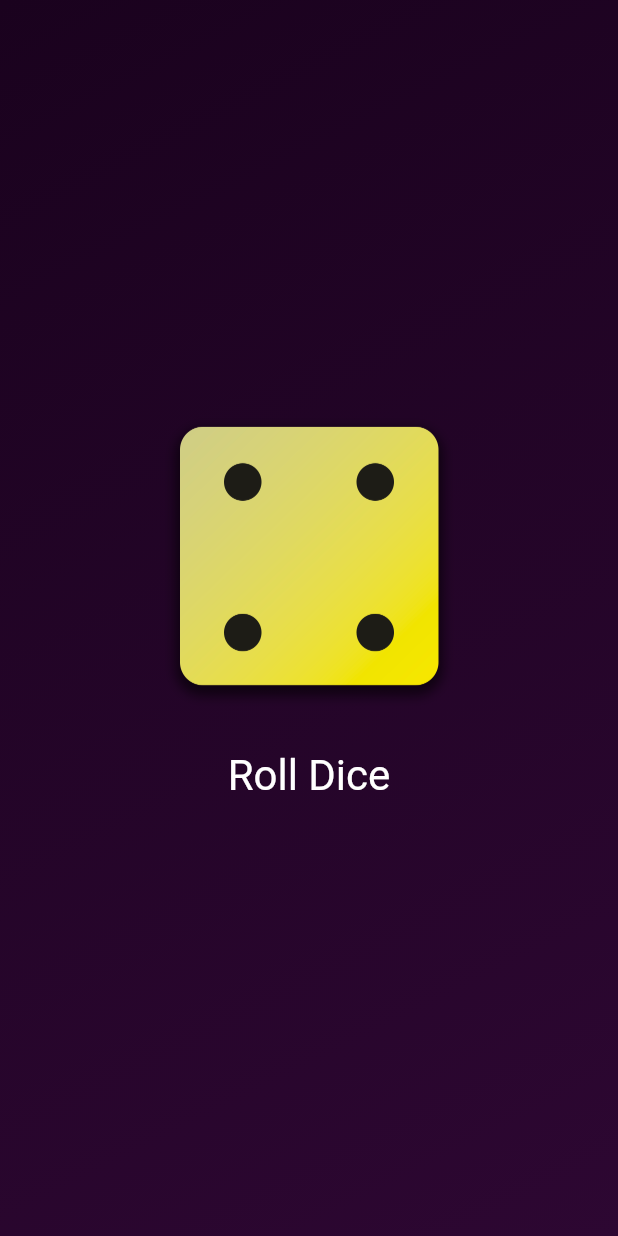
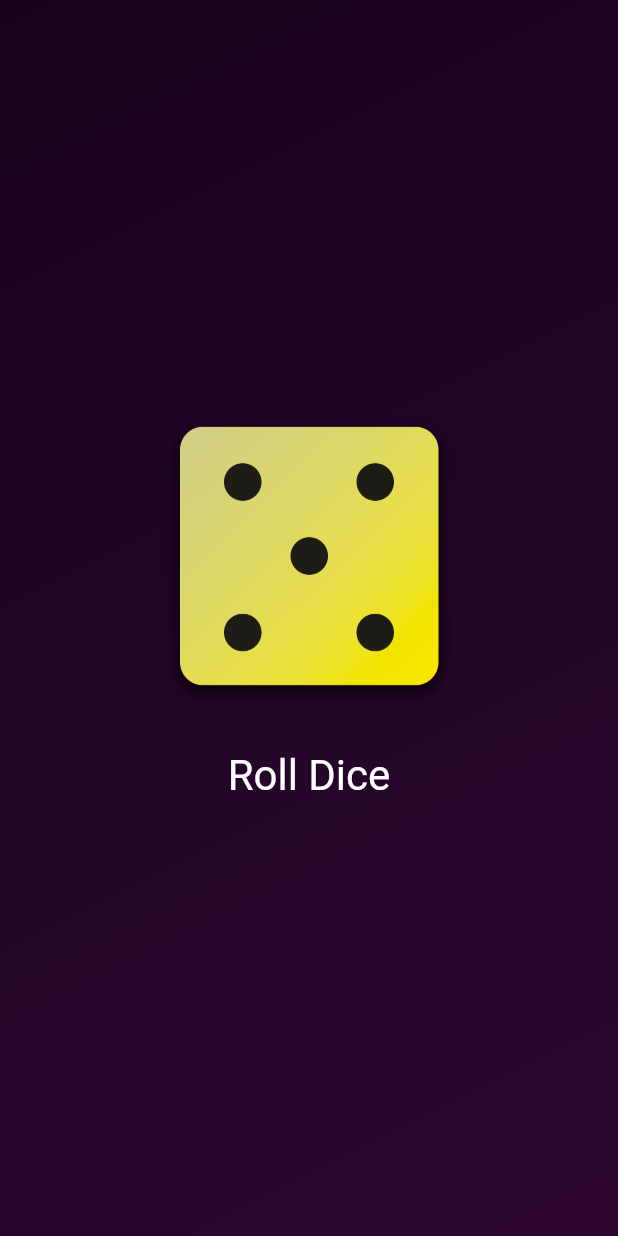
Before and after one commit to guisantosalves/FIRST_SIMPLE_PROJECT_FLUTTER, a Flutter app: the screen it shows after launch, after a tap on "Roll Dice", on a phone screen of 412 x 824 dp. Run offline on Flutter 3.47's test engine with Material 2 defaults, Android fonts, the phone set to English and light mode, and no system bars.

Commit message:
Finishing that project

```diff
--- a/lib/dice_roller.dart
+++ b/lib/dice_roller.dart
@@ -1,4 +1,9 @@
 import 'package:flutter/material.dart';
+import 'dart:math';
+
+// making that because it's need to create the object once at time
+// that file is executed.
+final randomizer = Random();
 
 class DiceRoller extends StatefulWidget {
   const DiceRoller({super.key});
@@ -11,13 +16,13 @@ class DiceRoller extends StatefulWidget {
 
 // _ -> means that this file is private
 class _DiceRollerState extends State<DiceRoller> {
-  var activeDiceImage = 'assets/images/dice-1.png';
+  var currentDiceFace = 1;
 
   void rollDice() {
     setState(() {
-      activeDiceImage = 'assets/images/dice-4.png';
+      currentDiceFace = randomizer.nextInt(6) + 1;
     });
-    print('entrou');
+    // print('entrou');
   }
 
   @override
@@ -27,7 +32,7 @@ class _DiceRollerState extends State<DiceRoller> {
           MainAxisSize.min, // the main axis will take the min size possible
       children: [
         Image.asset(
-          activeDiceImage,
+          'assets/images/dice-$currentDiceFace.png',
           width: 200,
         ),
         const SizedBox(height: 10),
--- a/lib/main.dart
+++ b/lib/main.dart
@@ -10,7 +10,7 @@ import 'package:first_app/gradiente_container.dart';
 // dart data type https://dart.dev/language/built-in-types
 void main() {
   runApp(
-    MaterialApp(
+    const MaterialApp(
       home: Scaffold(
           // backgroundColor: Color.fromARGB(255, 47, 5, 120),
           body: GradientContainer(colors: [
```
